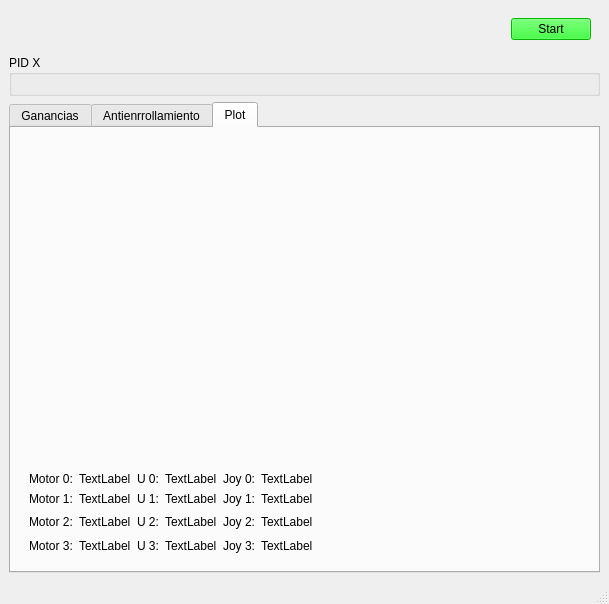
This is pc/mainwindow.ui in tuancdtspkt/rayaairbot as Qt 5 draws it before an edit. The edited form follows.
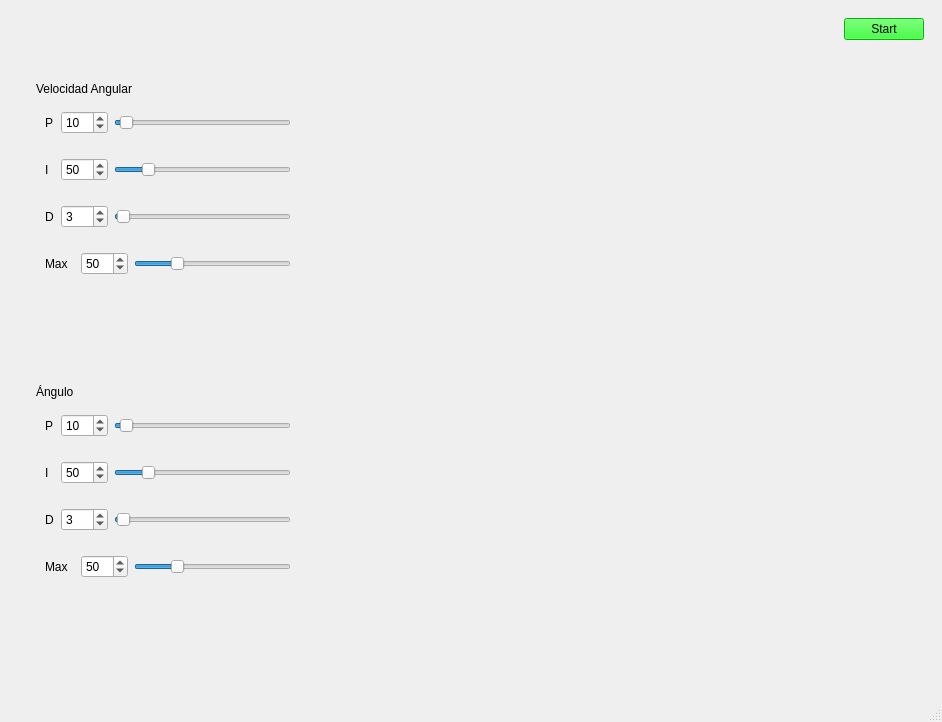
This is the edited form. Custom widgets are drawn as their Qt base class.

Commit message: Mejorando la interfaz y cambiando envio de pid porque Pid.c cambio

Patch:
```diff
--- a/pc/mainwindow.ui
+++ b/pc/mainwindow.ui
@@ -6,8 +6,8 @@
    <rect>
     <x>0</x>
     <y>0</y>
-    <width>609</width>
-    <height>604</height>
+    <width>837</width>
+    <height>722</height>
    </rect>
   </property>
   <property name="windowTitle">
@@ -15,27 +15,75 @@
   </property>
   <widget class="QWidget" name="centralwidget">
    <layout class="QGridLayout" name="gridLayout">
-    <item row="1" column="1">
-     <widget class="QGroupBox" name="groupBox">
-      <property name="title">
-       <string>PID X</string>
-      </property>
-      <layout class="QHBoxLayout" name="horizontalLayout_4"/>
-     </widget>
-    </item>
-    <item row="2" column="1">
-     <widget class="QTabWidget" name="tabWidget">
-      <property name="currentIndex">
-       <number>2</number>
-      </property>
-      <widget class="QWidget" name="tab">
-       <attribute name="title">
-        <string>Ganancias</string>
-       </attribute>
-       <layout class="QGridLayout" name="gridLayout_2">
         <item row="0" column="0">
-         <widget class="QWidget" name="widget_5" native="true">
-          <layout class="QVBoxLayout" name="verticalLayout_3">
+     <widget class="QWidget" name="widget_8" native="true">
+      <layout class="QHBoxLayout" name="horizontalLayout_6">
+       <item>
+        <spacer name="horizontalSpacer_2">
+         <property name="orientation">
+          <enum>Qt::Horizontal</enum>
+         </property>
+         <property name="sizeHint" stdset="0">
+          <size>
+           <width>471</width>
+           <height>20</height>
+          </size>
+         </property>
+        </spacer>
+       </item>
+       <item>
+        <widget class="QPushButton" name="pushButton">
+         <property name="styleSheet">
+          <string notr="true">background-color: rgb(0, 255, 0);</string>
+         </property>
+         <property name="text">
+          <string>Start</string>
+         </property>
+        </widget>
+       </item>
+      </layout>
+     </widget>
+    </item>
+    <item row="1" column="0">
+     <widget class="QWidget" name="widget_14" native="true">
+      <layout class="QHBoxLayout" name="horizontalLayout_4">
+       <item>
+        <widget class="QWidget" name="widget_6" native="true">
+         <property name="minimumSize">
+          <size>
+           <width>300</width>
+           <height>0</height>
+          </size>
+         </property>
+         <property name="maximumSize">
+          <size>
+           <width>300</width>
+           <height>16777215</height>
+          </size>
+         </property>
+         <layout class="QVBoxLayout" name="verticalLayout_5">
+          <item>
+           <widget class="QWidget" name="widget_9" native="true">
+            <property name="maximumSize">
+             <size>
+              <width>16777215</width>
+              <height>16777215</height>
+             </size>
+            </property>
+            <layout class="QVBoxLayout" name="verticalLayout_2">
+             <item>
+              <widget class="QLabel" name="label_20">
+               <property name="maximumSize">
+                <size>
+                 <width>16777215</width>
+                 <height>20</height>
+                </size>
+               </property>
+               <property name="text">
+                <string>Velocidad Angular</string>
+               </property>
+              </widget>
+             </item>
            <item>
             <widget class="QWidget" name="widget" native="true">
              <layout class="QHBoxLayout" name="horizontalLayout_3">
@@ -165,17 +213,7 @@
              </layout>
             </widget>
            </item>
-          </layout>
-         </widget>
-        </item>
-       </layout>
-      </widget>
-      <widget class="QWidget" name="tab_2">
-       <attribute name="title">
-        <string>Antienrrollamiento</string>
-       </attribute>
-       <layout class="QGridLayout" name="gridLayout_3">
-        <item row="0" column="0">
+             <item>
          <widget class="QWidget" name="widget_4" native="true">
           <layout class="QHBoxLayout" name="horizontalLayout_5">
            <item>
@@ -194,26 +232,26 @@
            <item>
             <widget class="QSpinBox" name="spinBox_I_Max">
              <property name="maximum">
-              <number>30000</number>
+                   <number>200</number>
              </property>
              <property name="singleStep">
               <number>100</number>
              </property>
              <property name="value">
-              <number>5000</number>
+                   <number>50</number>
              </property>
             </widget>
            </item>
            <item>
             <widget class="QSlider" name="horizontalSlider_I_Max">
              <property name="maximum">
-              <number>30000</number>
+                   <number>200</number>
              </property>
              <property name="pageStep">
-              <number>1000</number>
+                   <number>10</number>
              </property>
              <property name="value">
-              <number>5000</number>
+                   <number>50</number>
              </property>
              <property name="orientation">
               <enum>Qt::Horizontal</enum>
@@ -223,11 +261,178 @@
           </layout>
          </widget>
         </item>
-        <item row="1" column="0">
-         <widget class="QWidget" name="widget_6" native="true">
-          <layout class="QHBoxLayout" name="horizontalLayout_6">
            <item>
-            <widget class="QLabel" name="label_6">
+              <spacer name="verticalSpacer">
+               <property name="orientation">
+                <enum>Qt::Vertical</enum>
+               </property>
+               <property name="sizeHint" stdset="0">
+                <size>
+                 <width>20</width>
+                 <height>40</height>
+                </size>
+               </property>
+              </spacer>
+             </item>
+            </layout>
+           </widget>
+          </item>
+          <item>
+           <widget class="QWidget" name="widget_10" native="true">
+            <property name="maximumSize">
+             <size>
+              <width>16777215</width>
+              <height>16777215</height>
+             </size>
+            </property>
+            <layout class="QVBoxLayout" name="verticalLayout_3">
+             <item>
+              <widget class="QLabel" name="label_21">
+               <property name="maximumSize">
+                <size>
+                 <width>16777215</width>
+                 <height>20</height>
+                </size>
+               </property>
+               <property name="text">
+                <string>Ángulo</string>
+               </property>
+              </widget>
+             </item>
+             <item>
+              <widget class="QWidget" name="widget_11" native="true">
+               <layout class="QHBoxLayout" name="horizontalLayout_8">
+                <item>
+                 <widget class="QLabel" name="label_17">
+                  <property name="minimumSize">
+                   <size>
+                    <width>10</width>
+                    <height>0</height>
+                   </size>
+                  </property>
+                  <property name="text">
+                   <string>P</string>
+                  </property>
+                 </widget>
+                </item>
+                <item>
+                 <widget class="QSpinBox" name="spinBox_P_2">
+                  <property name="maximum">
+                   <number>300</number>
+                  </property>
+                  <property name="value">
+                   <number>10</number>
+                  </property>
+                 </widget>
+                </item>
+                <item>
+                 <widget class="QSlider" name="horizontalSlider_P_2">
+                  <property name="maximum">
+                   <number>300</number>
+                  </property>
+                  <property name="value">
+                   <number>10</number>
+                  </property>
+                  <property name="orientation">
+                   <enum>Qt::Horizontal</enum>
+                  </property>
+                 </widget>
+                </item>
+               </layout>
+              </widget>
+             </item>
+             <item>
+              <widget class="QWidget" name="widget_12" native="true">
+               <layout class="QHBoxLayout" name="horizontalLayout_9">
+                <item>
+                 <widget class="QLabel" name="label_18">
+                  <property name="minimumSize">
+                   <size>
+                    <width>10</width>
+                    <height>0</height>
+                   </size>
+                  </property>
+                  <property name="text">
+                   <string>I</string>
+                  </property>
+                 </widget>
+                </item>
+                <item>
+                 <widget class="QSpinBox" name="spinBox_I_2">
+                  <property name="maximum">
+                   <number>300</number>
+                  </property>
+                  <property name="singleStep">
+                   <number>1</number>
+                  </property>
+                  <property name="value">
+                   <number>50</number>
+                  </property>
+                 </widget>
+                </item>
+                <item>
+                 <widget class="QSlider" name="horizontalSlider_I_2">
+                  <property name="maximum">
+                   <number>300</number>
+                  </property>
+                  <property name="value">
+                   <number>50</number>
+                  </property>
+                  <property name="orientation">
+                   <enum>Qt::Horizontal</enum>
+                  </property>
+                 </widget>
+                </item>
+               </layout>
+              </widget>
+             </item>
+             <item>
+              <widget class="QWidget" name="widget_13" native="true">
+               <layout class="QHBoxLayout" name="horizontalLayout_10">
+                <item>
+                 <widget class="QLabel" name="label_19">
+                  <property name="minimumSize">
+                   <size>
+                    <width>10</width>
+                    <height>0</height>
+                   </size>
+                  </property>
+                  <property name="text">
+                   <string>D</string>
+                  </property>
+                 </widget>
+                </item>
+                <item>
+                 <widget class="QSpinBox" name="spinBox_D_2">
+                  <property name="maximum">
+                   <number>300</number>
+                  </property>
+                  <property name="value">
+                   <number>3</number>
+                  </property>
+                 </widget>
+                </item>
+                <item>
+                 <widget class="QSlider" name="horizontalSlider_D_2">
+                  <property name="maximum">
+                   <number>300</number>
+                  </property>
+                  <property name="value">
+                   <number>3</number>
+                  </property>
+                  <property name="orientation">
+                   <enum>Qt::Horizontal</enum>
+                  </property>
+                 </widget>
+                </item>
+               </layout>
+              </widget>
+             </item>
+             <item>
+              <widget class="QWidget" name="widget_16" native="true">
+               <layout class="QHBoxLayout" name="horizontalLayout_12">
+                <item>
+                 <widget class="QLabel" name="label_22">
              <property name="minimumSize">
               <size>
                <width>30</width>
@@ -235,39 +440,33 @@
               </size>
              </property>
              <property name="text">
-              <string>Min</string>
+                   <string>Max</string>
              </property>
             </widget>
            </item>
            <item>
-            <widget class="QSpinBox" name="spinBox_I_Min">
-             <property name="minimum">
-              <number>-30000</number>
-             </property>
+                 <widget class="QSpinBox" name="spinBox_I_Max_2">
              <property name="maximum">
-              <number>0</number>
+                   <number>200</number>
              </property>
              <property name="singleStep">
               <number>100</number>
              </property>
              <property name="value">
-              <number>-5000</number>
+                   <number>50</number>
              </property>
             </widget>
            </item>
            <item>
-            <widget class="QSlider" name="horizontalSlider_I_Min">
-             <property name="minimum">
-              <number>-30000</number>
-             </property>
+                 <widget class="QSlider" name="horizontalSlider_I_Max_2">
              <property name="maximum">
-              <number>0</number>
+                   <number>200</number>
              </property>
              <property name="pageStep">
-              <number>1000</number>
+                   <number>10</number>
              </property>
              <property name="value">
-              <number>-5000</number>
+                   <number>50</number>
              </property>
              <property name="orientation">
               <enum>Qt::Horizontal</enum>
@@ -277,246 +476,41 @@
           </layout>
          </widget>
         </item>
-       </layout>
-      </widget>
-      <widget class="QWidget" name="tab_3">
-       <attribute name="title">
-        <string>Plot</string>
-       </attribute>
-       <layout class="QVBoxLayout" name="verticalLayout">
+             <item>
+              <spacer name="verticalSpacer_2">
+               <property name="orientation">
+                <enum>Qt::Vertical</enum>
+               </property>
+               <property name="sizeHint" stdset="0">
+                <size>
+                 <width>20</width>
+                 <height>40</height>
+                </size>
+               </property>
+              </spacer>
+             </item>
+            </layout>
+           </widget>
+          </item>
+         </layout>
+        </widget>
+       </item>
+       <item>
+        <widget class="QWidget" name="widget_5" native="true">
+         <property name="minimumSize">
+          <size>
+           <width>600</width>
+           <height>0</height>
+          </size>
+         </property>
+         <layout class="QVBoxLayout" name="verticalLayout_4">
         <item>
          <widget class="DataPlot" name="widget_plot" native="true"/>
         </item>
         <item>
          <widget class="DataPlot2" name="widget_plot_2" native="true"/>
         </item>
-        <item>
-         <widget class="QWidget" name="widget_7" native="true">
-          <property name="minimumSize">
-           <size>
-            <width>500</width>
-            <height>0</height>
-           </size>
-          </property>
-          <property name="maximumSize">
-           <size>
-            <width>16777215</width>
-            <height>100</height>
-           </size>
-          </property>
-          <layout class="QGridLayout" name="gridLayout_5">
-           <item row="0" column="0">
-            <widget class="QLabel" name="label_1">
-             <property name="text">
-              <string>Motor 0:</string>
-             </property>
-            </widget>
-           </item>
-           <item row="10" column="0">
-            <widget class="QLabel" name="label_7">
-             <property name="text">
-              <string>Motor 3:</string>
-             </property>
-            </widget>
-           </item>
-           <item row="9" column="0">
-            <widget class="QLabel" name="label_8">
-             <property name="text">
-              <string>Motor 2:</string>
-             </property>
-            </widget>
-           </item>
-           <item row="0" column="1">
-            <widget class="QLabel" name="label_M0">
-             <property name="text">
-              <string>TextLabel</string>
-             </property>
-            </widget>
-           </item>
-           <item row="9" column="1">
-            <widget class="QLabel" name="label_M2">
-             <property name="text">
-              <string>TextLabel</string>
-             </property>
-            </widget>
-           </item>
-           <item row="10" column="1">
-            <widget class="QLabel" name="label_M3">
-             <property name="text">
-              <string>TextLabel</string>
-             </property>
-            </widget>
-           </item>
-           <item row="6" column="1">
-            <widget class="QLabel" name="label_M1">
-             <property name="text">
-              <string>TextLabel</string>
-             </property>
-            </widget>
-           </item>
-           <item row="6" column="0">
-            <widget class="QLabel" name="label_2">
-             <property name="text">
-              <string>Motor 1:</string>
-             </property>
-            </widget>
-           </item>
-           <item row="9" column="6">
-            <spacer name="horizontalSpacer">
-             <property name="orientation">
-              <enum>Qt::Horizontal</enum>
-             </property>
-             <property name="sizeHint" stdset="0">
-              <size>
-               <width>40</width>
-               <height>20</height>
-              </size>
-             </property>
-            </spacer>
-           </item>
-           <item row="0" column="2">
-            <widget class="QLabel" name="label_9">
-             <property name="text">
-              <string>U 0:</string>
-             </property>
-            </widget>
-           </item>
-           <item row="6" column="2">
-            <widget class="QLabel" name="label_10">
-             <property name="text">
-              <string>U 1:</string>
-             </property>
-            </widget>
-           </item>
-           <item row="9" column="2">
-            <widget class="QLabel" name="label_11">
-             <property name="text">
-              <string>U 2:</string>
-             </property>
-            </widget>
-           </item>
-           <item row="0" column="3">
-            <widget class="QLabel" name="label_u0">
-             <property name="text">
-              <string>TextLabel</string>
-             </property>
-            </widget>
-           </item>
-           <item row="6" column="3">
-            <widget class="QLabel" name="label_u1">
-             <property name="text">
-              <string>TextLabel</string>
-             </property>
-            </widget>
-           </item>
-           <item row="9" column="3">
-            <widget class="QLabel" name="label_u2">
-             <property name="text">
-              <string>TextLabel</string>
-             </property>
-            </widget>
-           </item>
-           <item row="10" column="3">
-            <widget class="QLabel" name="label_u3">
-             <property name="text">
-              <string>TextLabel</string>
-             </property>
-            </widget>
-           </item>
-           <item row="10" column="2">
-            <widget class="QLabel" name="label_12">
-             <property name="text">
-              <string>U 3:</string>
-             </property>
-            </widget>
-           </item>
-           <item row="0" column="4">
-            <widget class="QLabel" name="label_13">
-             <property name="text">
-              <string>Joy 0:</string>
-             </property>
-            </widget>
-           </item>
-           <item row="6" column="4">
-            <widget class="QLabel" name="label_14">
-             <property name="text">
-              <string>Joy 1:</string>
-             </property>
-            </widget>
-           </item>
-           <item row="9" column="4">
-            <widget class="QLabel" name="label_15">
-             <property name="text">
-              <string>Joy 2:</string>
-             </property>
-            </widget>
-           </item>
-           <item row="10" column="4">
-            <widget class="QLabel" name="label_16">
-             <property name="text">
-              <string>Joy 3:</string>
-             </property>
-            </widget>
-           </item>
-           <item row="0" column="5">
-            <widget class="QLabel" name="label_joy0">
-             <property name="text">
-              <string>TextLabel</string>
-             </property>
-            </widget>
-           </item>
-           <item row="6" column="5">
-            <widget class="QLabel" name="label_joy1">
-             <property name="text">
-              <string>TextLabel</string>
-             </property>
-            </widget>
-           </item>
-           <item row="9" column="5">
-            <widget class="QLabel" name="label_joy2">
-             <property name="text">
-              <string>TextLabel</string>
-             </property>
-            </widget>
-           </item>
-           <item row="10" column="5">
-            <widget class="QLabel" name="label_joy3">
-             <property name="text">
-              <string>TextLabel</string>
-             </property>
-            </widget>
-           </item>
-          </layout>
-         </widget>
-        </item>
-       </layout>
-      </widget>
-     </widget>
-    </item>
-    <item row="0" column="1">
-     <widget class="QWidget" name="widget_8" native="true">
-      <layout class="QHBoxLayout" name="horizontalLayout_7">
-       <item>
-        <spacer name="horizontalSpacer_2">
-         <property name="orientation">
-          <enum>Qt::Horizontal</enum>
-         </property>
-         <property name="sizeHint" stdset="0">
-          <size>
-           <width>471</width>
-           <height>20</height>
-          </size>
-         </property>
-        </spacer>
-       </item>
-       <item>
-        <widget class="QPushButton" name="pushButton">
-         <property name="styleSheet">
-          <string notr="true">background-color: rgb(0, 255, 0);</string>
-         </property>
-         <property name="text">
-          <string>Start</string>
-         </property>
+         </layout>
         </widget>
        </item>
       </layout>
```
Left out of the diff: 6 changed lines with no effect on the pictures. Lines whose indentation alone changed are shown as unchanged. The commit also changes 2 other files.
